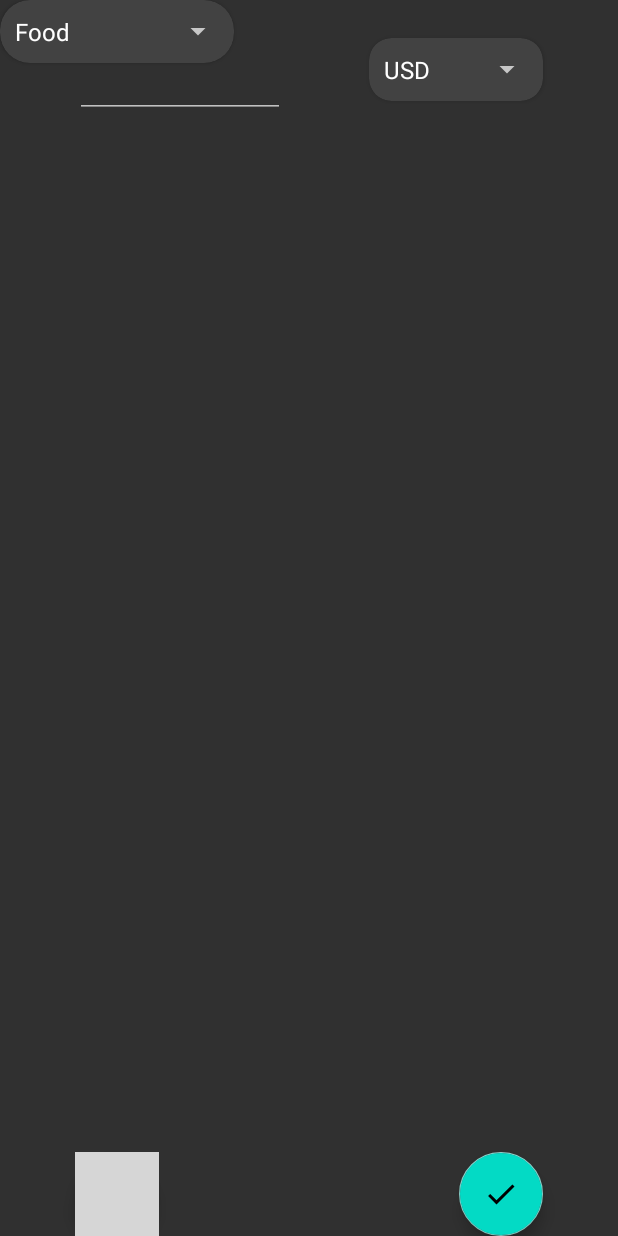
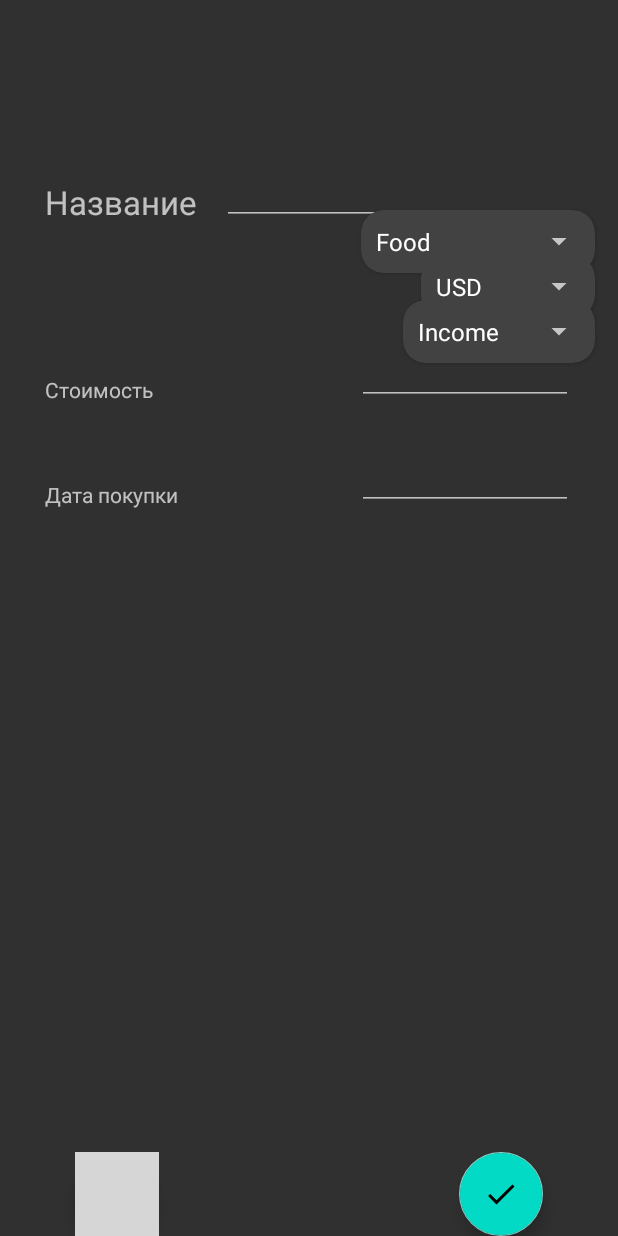
Before and after one commit to Paccifficul/MyBudget, an Android app: the screen it shows after launch (MainActivity), after a tap on "add operation", on a phone screen of 412 x 824 dp. Run offline under Robolectric (Android 15) with nearby library versions, the phone set to English and light mode, and no system bars; grey boxes are pictures that could not be loaded.

Commit message:
reformat project structure, add sql

```diff
--- a/app/src/main/java/com/example/mybudget/adapters/OperationAdapter.java
+++ b/app/src/main/java/com/example/mybudget/adapters/OperationAdapter.java
@@ -39,10 +39,10 @@ public class OperationAdapter extends RecyclerView.Adapter<OperationViewHolder>
         Operation operation = operations.get(position);
 
         holder.getOperationName().setText(operation.getOperationName());
-        holder.getOperationSum().setText(operation.getOperationSum());
+        holder.getOperationSum().setText(operation.getOperationSumSTRING());
         holder.getOperationDate().setText(operation.getOperationDate());
         holder.getOperationDesc().setText(operation.getOperationDesc());
-        holder.getOperationCategory().setText(operation.getOperationCategory().toString());
+        holder.getOperationCategory().setText(operation.getOperationCategory());
 
         holder.itemView.setOnClickListener(view ->
                 onClickListener.onOperationClick(operation, position));
--- /dev/null
+++ b/app/src/main/java/com/example/mybudget/database/DatabaseHelper.java
@@ -0,0 +1,69 @@
+package com.example.mybudget.database;
+
+import android.database.Cursor;
+import android.database.sqlite.SQLiteDatabase;
+import android.database.sqlite.SQLiteOpenHelper;
+import android.content.Context;
+
+import com.example.mybudget.models.Operation;
+
+public class DatabaseHelper extends SQLiteOpenHelper {
+    private static final String DATABASE_NAME = "operations.db";
+    private static final int SCHEMA = 1;
+    static final String TABLE_NAME = "data";
+
+    public static final String COLUMN_ID = "id";
+    public static final String COLUMN_OPERATION_NAME = "operName";
+    public static final String COLUMN_OPERATION_DATE = "operDate";
+    public static final String COLUMN_OPERATION_DESCRIPTION = "operDesc";
+    public static final String COLUMN_OPERATION_SUM = "operSum";
+    public static final String COLUMN_OPERATION_CATEGORY = "operCat";
+    public static final String COLUMN_OPERATION_CURRENCY = "operCur";
+    public static final String COLUMN_OPERATION_TYPE = "operType";
+
+
+    public DatabaseHelper(Context context) {
+        super(context, DATABASE_NAME, null, SCHEMA);
+    }
+
+    @Override
+    public void onCreate(SQLiteDatabase db) {
+
+    }
+
+    public void createTable(SQLiteDatabase db) {db.execSQL(
+                "CREATE TABLE IF NOT EXISTS " + TABLE_NAME + " ("
+                        + COLUMN_ID + " INTEGER PRIMARY KEY AUTOINCREMENT, " + COLUMN_OPERATION_NAME + " TEXT, "
+                        + COLUMN_OPERATION_CATEGORY + " TEXT, " + COLUMN_OPERATION_DATE + " DATE, "
+                        + COLUMN_OPERATION_DESCRIPTION + " TEXT, " + COLUMN_OPERATION_SUM + " INTEGER, "
+                        + COLUMN_OPERATION_CURRENCY + " TEXT, " + COLUMN_OPERATION_TYPE + " TEXT);"
+        );
+
+    }
+
+    @Override
+    public void onUpgrade(SQLiteDatabase db, int oldVersion, int newVersion) {
+
+    }
+
+    public Cursor getData(SQLiteDatabase db) {
+        if (!db.isOpen()) return null;
+
+        return db.rawQuery("SELECT * FROM " + TABLE_NAME, null);
+    }
+
+    public void setData(SQLiteDatabase db, Operation newOperation) {
+        db.execSQL("INSERT INTO " + TABLE_NAME + " (" + COLUMN_OPERATION_NAME + ", "
+                + COLUMN_OPERATION_CATEGORY + ", " + COLUMN_OPERATION_DATE + ", "
+                + COLUMN_OPERATION_DESCRIPTION + ", " + COLUMN_OPERATION_SUM + ", "
+                + COLUMN_OPERATION_CURRENCY + ", " + COLUMN_OPERATION_TYPE + ") VALUES ("
+                + newOperation.getOperationName() + ", " + newOperation.getOperationCategory()
+                + ", " + newOperation.getOperationDate() + ", " + newOperation.getOperationDesc()
+                + ", " + newOperation.getOperationSumINT() + ", " + newOperation.getOperationCurrency()
+                + ", " + newOperation.getOperationType() + ");");
+    }
+
+    private void dropTable(SQLiteDatabase db) {
+        db.execSQL("DROP TABLE IF EXISTS " + TABLE_NAME);
+    }
+}
--- a/app/src/main/java/com/example/mybudget/enums/OperationType.java
+++ /dev/null
@@ -1,6 +0,0 @@
-package com.example.mybudget.enums;
-
-public enum OperationType {
-    Expense,
-    Income
-}
--- a/app/src/main/java/com/example/mybudget/fragments/FragmentAddOperation.java
+++ b/app/src/main/java/com/example/mybudget/fragments/FragmentAddOperation.java
@@ -1,10 +1,13 @@
 package com.example.mybudget.fragments;
 
+import android.database.Cursor;
+import android.database.sqlite.SQLiteDatabase;
 import android.os.Bundle;
 import android.view.LayoutInflater;
 import android.view.View;
 import android.view.ViewGroup;
 import android.widget.ArrayAdapter;
+import android.widget.EditText;
 import android.widget.Spinner;
 
 import androidx.annotation.NonNull;
@@ -12,13 +15,16 @@ import androidx.annotation.Nullable;
 import androidx.fragment.app.Fragment;
 
 import com.example.mybudget.R;
-
-import java.lang.reflect.Array;
+import com.example.mybudget.database.DatabaseHelper;
+import com.example.mybudget.models.Operation;
 
 public class FragmentAddOperation extends Fragment {
     private final String[] currencies = { "USD", "RUB", "EUR", "BYR", "ZLOTY" };
     private final String[] categories = { "Food", "Activities", "Technics",
-            "Games", "Transport", "Taxes", "Investments", "Credit", "Gifts", "Salary" };
+            "Games", "Transport", "Taxes", "Investments", "Credit", "Gifts", "Salary", "Cigarettes",
+            "Carsharing" };
+    private final String[] types = { "Income", "Expense" };
+
 
     @Nullable
     @Override
@@ -39,7 +45,7 @@ public class FragmentAddOperation extends Fragment {
         Spinner currency_spinner = view.findViewById(R.id.currency_spinner);
         ArrayAdapter<String> cur_adapter = new ArrayAdapter<>(
                 requireActivity().getApplicationContext(),
-                R.layout.curr_spinner_item,
+                R.layout.spinner_item,
                 currencies
         );
 
@@ -49,11 +55,21 @@ public class FragmentAddOperation extends Fragment {
         Spinner category_spinner = view.findViewById(R.id.category_spinner);
         ArrayAdapter<String> cat_adapter = new ArrayAdapter<>(
                 requireActivity().getApplicationContext(),
-                R.layout.cat_spinner_item,
+                R.layout.spinner_item,
                 categories
         );
 
         cat_adapter.setDropDownViewResource(android.R.layout.simple_spinner_dropdown_item);
         category_spinner.setAdapter(cat_adapter);
+
+        Spinner type_spinner = view.findViewById(R.id.type_spinner);
+        ArrayAdapter<String> type_adapter = new ArrayAdapter<>(
+                requireActivity().getApplicationContext(),
+                R.layout.spinner_item,
+                types
+        );
+
+        type_adapter.setDropDownViewResource(android.R.layout.simple_spinner_dropdown_item);
+        type_spinner.setAdapter(type_adapter);
     }
 }
--- /dev/null
+++ b/app/src/main/java/com/example/mybudget/fragments/FragmentData.java
@@ -0,0 +1,34 @@
+package com.example.mybudget.fragments;
+
+import android.os.Bundle;
+import android.view.LayoutInflater;
+import android.view.View;
+import android.view.ViewGroup;
+
+import androidx.annotation.NonNull;
+import androidx.annotation.Nullable;
+import androidx.fragment.app.Fragment;
+
+import com.example.mybudget.R;
+
+public class FragmentData extends Fragment {
+    private static int data;
+
+    @Nullable
+    @Override
+    public View onCreateView(@NonNull LayoutInflater inflater, @Nullable ViewGroup container,
+                             @Nullable Bundle savedInstanceState) {
+
+        return inflater.inflate(data, container, false);
+    }
+
+    @Override
+    public void onViewCreated(@NonNull @org.jetbrains.annotations.NotNull View view,
+                              @Nullable @org.jetbrains.annotations.Nullable Bundle savedInstanceState) {
+        super.onViewCreated(view, savedInstanceState);
+    }
+
+    public static void setData(int dat) {
+        data = dat;
+    }
+}
--- a/app/src/main/java/com/example/mybudget/fragments/FragmentOperations.java
+++ b/app/src/main/java/com/example/mybudget/fragments/FragmentOperations.java
@@ -1,5 +1,8 @@
 package com.example.mybudget.fragments;
 
+import android.annotation.SuppressLint;
+import android.database.Cursor;
+import android.database.sqlite.SQLiteDatabase;
 import android.os.Bundle;
 
 import androidx.annotation.NonNull;
@@ -7,6 +10,7 @@ import androidx.annotation.Nullable;
 import androidx.fragment.app.Fragment;
 import androidx.recyclerview.widget.RecyclerView;
 
+import android.util.Log;
 import android.view.LayoutInflater;
 import android.view.View;
 import android.view.ViewGroup;
@@ -14,19 +18,24 @@ import android.widget.Toast;
 
 import com.example.mybudget.R;
 import com.example.mybudget.adapters.OperationAdapter;
+import com.example.mybudget.database.DatabaseHelper;
 import com.example.mybudget.interfaces.OnOperationClickListener;
 import com.example.mybudget.models.Operation;
 
 import java.util.ArrayList;
+import java.util.Objects;
 
 public class FragmentOperations extends Fragment {
-    private ArrayList<Operation> operations = new ArrayList<>();
+    private final ArrayList<Operation> operations = new ArrayList<>();
+    private DatabaseHelper databaseHelper;
+    private SQLiteDatabase db;
+    private Cursor cursor;
+
 
     @Nullable
     @Override
     public View onCreateView(@NonNull LayoutInflater inflater, @Nullable ViewGroup container,
                              @Nullable Bundle savedInstanceState) {
-        setInitialData();
         return inflater.inflate(R.layout.fragment_operations, container, false);
     }
 
@@ -34,19 +43,57 @@ public class FragmentOperations extends Fragment {
     public void onViewCreated(@NonNull @org.jetbrains.annotations.NotNull View view,
                               @Nullable @org.jetbrains.annotations.Nullable Bundle savedInstanceState) {
         super.onViewCreated(view, savedInstanceState);
-
-        updateAdapter();
+        setInitialData();
     }
 
     private void setInitialData() {
         operations.clear();
-        // for (int i = 0; i < 20; i++)
-        //operations.add(new Operation(
-          //      "Теремок",
-            //    "04.01.2022",
-              //  341,
-                //"No Description",
-                //"Еда"));
+
+        databaseHelper = new DatabaseHelper(requireActivity().getApplicationContext());
+
+        Thread getBdData = new Thread(() -> {
+
+        });
+
+       // getBdData.start();
+
+        db = databaseHelper.getReadableDatabase();
+
+        try {
+            databaseHelper.createTable(db);
+            cursor = databaseHelper.getData(db);
+
+
+            if (cursor.getCount() == 0) {
+                setDataInFragment(false);
+                Log.e("TAG", "empty");
+                return;
+            } else {
+                setDataInFragment(true);
+                Log.e("TAG", "Sosi");
+
+                while (cursor.moveToNext()) {
+                    operations.add(
+                            new Operation(
+                                    cursor.getString(1),
+                                    cursor.getString(3),
+                                    cursor.getString(6),
+                                    cursor.getInt(5),
+                                    cursor.getString(7),
+                                    cursor.getString(4),
+                                    cursor.getString(2)
+                            )
+                    );
+                }
+            }
+
+            updateAdapter();
+            db.close();
+            cursor.close();
+        }
+        catch (Exception ex) {
+            Log.e("ERROR", Objects.requireNonNull(ex.getMessage()));
+        }
     }
 
     private void updateAdapter() {
@@ -58,7 +105,16 @@ public class FragmentOperations extends Fragment {
                 getLayoutInflater(), operations, operationClickListener));
     }
 
-    public void addOperation(Operation operation) {
-        operations.add(operation);
+    @SuppressLint("ResourceType")
+    private void setDataInFragment(boolean type) {
+        int data;
+        if (!type) {
+            data = R.layout.empty_operations_recycler_view;
+        }
+        else {
+            data = R.layout.recycler_view_element;
+        }
+
+        FragmentData.setData(data);
     }
 }
--- a/app/src/main/res/layout/curr_spinner_item.xml
+++ /dev/null
@@ -1,8 +0,0 @@
-<?xml version="1.0" encoding="utf-8"?>
-<TextView
-    xmlns:android="http://schemas.android.com/apk/res/android"
-    android:layout_width="match_parent"
-    android:layout_height="wrap_content"
-    android:textColor="@color/white"
-    android:textSize="16sp"
-    android:padding="10sp"/>
--- a/app/src/main/res/layout/fragment_add_operation.xml
+++ b/app/src/main/res/layout/fragment_add_operation.xml
@@ -33,26 +33,38 @@
         app:srcCompat="@drawable/ic_arrow_back"
         tools:ignore="RtlHardcoded" />
 
-    <EditText
-        android:id="@+id/editTextNumberDecimal"
+
+    <TextView
+        android:id="@+id/namePurchase"
         android:layout_width="wrap_content"
         android:layout_height="wrap_content"
-        android:layout_alignParentStart="true"
+        android:text="@string/name_purchase"
+        android:textSize="22sp"
+        android:layout_marginStart="30sp"
+        android:layout_marginTop="120sp"
+        tools:ignore="RelativeOverlap" />
+
+    <EditText
+        android:id="@+id/editNameGoods"
+        android:layout_width="wrap_content"
+        android:layout_height="wrap_content"
+        android:layout_alignParentEnd="true"
         android:layout_alignParentTop="true"
-        android:layout_marginStart="50sp"
-        android:layout_marginTop="25sp"
-        android:ems="5"
-        android:inputType="numberDecimal"
-        android:textSize="24sp"
-        tools:ignore="SpeakableTextPresentCheck" />
+        android:layout_marginEnd="30sp"
+        android:layout_marginTop="100sp"
+        android:ems="9"
+        android:inputType="text"
+        android:textSize="22sp"
+        tools:ignore="LabelFor,RelativeOverlap,SpeakableTextPresentCheck"
+        android:autofillHints="" />
 
     <androidx.cardview.widget.CardView
         android:layout_width="wrap_content"
         android:layout_height="wrap_content"
         android:layout_alignParentTop="true"
         android:layout_alignParentEnd="true"
-        android:layout_marginEnd="50sp"
-        android:layout_marginTop="25sp"
+        android:layout_marginEnd="15sp"
+        android:layout_marginTop="170sp"
         app:cardCornerRadius="15sp">
 
         <Spinner
@@ -65,14 +77,85 @@
     <androidx.cardview.widget.CardView
         android:layout_width="wrap_content"
         android:layout_height="wrap_content"
-        app:cardCornerRadius="20sp"
         android:layout_alignParentTop="true"
-        android:layout_alignParentStart="true">
+        android:layout_alignParentEnd="true"
+        android:layout_marginEnd="15sp"
+        android:layout_marginTop="140sp"
+        app:cardCornerRadius="15sp">
 
         <Spinner
             android:id="@+id/category_spinner"
             android:layout_width="match_parent"
-            android:layout_height="wrap_content" />
+            android:layout_height="wrap_content"
+            tools:ignore="TouchTargetSizeCheck,SpeakableTextPresentCheck" />
     </androidx.cardview.widget.CardView>
 
+    <androidx.cardview.widget.CardView
+        android:layout_width="wrap_content"
+        android:layout_height="wrap_content"
+        android:layout_alignParentTop="true"
+        android:layout_alignParentEnd="true"
+        android:layout_marginEnd="15sp"
+        android:layout_marginTop="200sp"
+        app:cardCornerRadius="15sp">
+
+        <Spinner
+            android:id="@+id/type_spinner"
+            android:layout_width="match_parent"
+            android:layout_height="wrap_content"
+            tools:ignore="TouchTargetSizeCheck,SpeakableTextPresentCheck" />
+    </androidx.cardview.widget.CardView>
+
+    <TextView
+        android:id="@+id/pricePurchase"
+        android:layout_width="wrap_content"
+        android:layout_height="wrap_content"
+        android:text="@string/price_purchase"
+        android:layout_alignParentStart="true"
+        android:layout_alignParentTop="true"
+        android:textSize="14sp"
+        android:layout_marginStart="30sp"
+        android:layout_marginTop="250sp"
+        tools:ignore="RelativeOverlap" />
+
+    <EditText
+        android:id="@+id/editTextPrice"
+        android:layout_width="wrap_content"
+        android:layout_height="wrap_content"
+        android:layout_alignParentEnd="true"
+        android:layout_alignParentTop="true"
+        android:layout_marginEnd="30sp"
+        android:layout_marginTop="230sp"
+        android:ems="9"
+        android:inputType="numberDecimal"
+        android:textSize="14sp"
+        tools:ignore="LabelFor,RelativeOverlap,SpeakableTextPresentCheck"
+        android:autofillHints="" />
+
+    <TextView
+        android:id="@+id/datePurchase"
+        android:layout_width="wrap_content"
+        android:layout_height="wrap_content"
+        android:layout_alignParentStart="true"
+        android:layout_alignParentTop="true"
+        android:text="@string/date_purchase"
+        android:textSize="14sp"
+        android:layout_marginStart="30sp"
+        android:layout_marginTop="320sp"
+        tools:ignore="RelativeOverlap" />
+
+    <EditText
+        android:id="@+id/editOpDate"
+        android:layout_width="wrap_content"
+        android:layout_height="wrap_content"
+        android:layout_alignParentEnd="true"
+        android:layout_alignParentTop="true"
+        android:ems="9"
+        android:inputType="date"
+        android:textSize="14sp"
+        android:layout_marginEnd="30sp"
+        android:layout_marginTop="300sp"
+        android:autofillHints=""
+        tools:ignore="LabelFor,RelativeOverlap" />
+
 </RelativeLayout>
--- a/app/src/main/res/values/strings.xml
+++ b/app/src/main/res/values/strings.xml
@@ -25,4 +25,9 @@
     <string name="balance">balance</string>
     <string name="operation_category">Operation Category</string>
     <string name="confirmoperation">confirmOperation</string>
+
+    <string name="name_purchase">Название</string>
+    <string name="price_purchase">Стоимость</string>
+    <string name="date_purchase">Дата покупки</string>
+    <string name="null_purchases">В этом временном промежутке у Вас не было трат</string>
 </resources>
```
Also changed, not shown: app/src/main/java/com/example/mybudget/activities/MainActivity.java (+54 -0 lines), app/src/main/java/com/example/mybudget/enums/CurrencyEnum.java (deleted, +0 -9 lines), app/src/main/java/com/example/mybudget/enums/PurchaseCategory.java (deleted, +0 -14 lines), app/src/main/java/com/example/mybudget/models/Operation.java (+46 -46 lines), app/src/main/res/layout/empty_operations_recycler_view.xml (added, +19 -0 lines), app/src/main/res/layout/fragment_operations.xml (+4 -4 lines), app/src/main/res/layout/recycler_view_element.xml (added, +7 -0 lines), app/src/main/res/layout/spinner_item.xml (renamed from app/src/main/res/layout/cat_spinner_item.xml).
